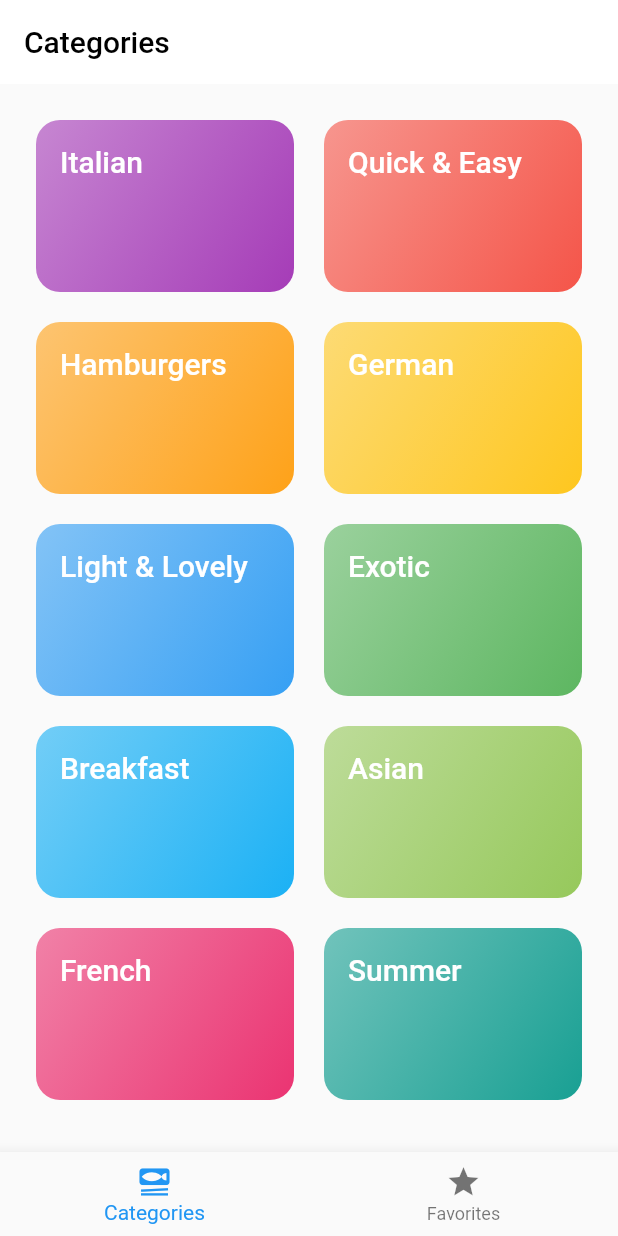
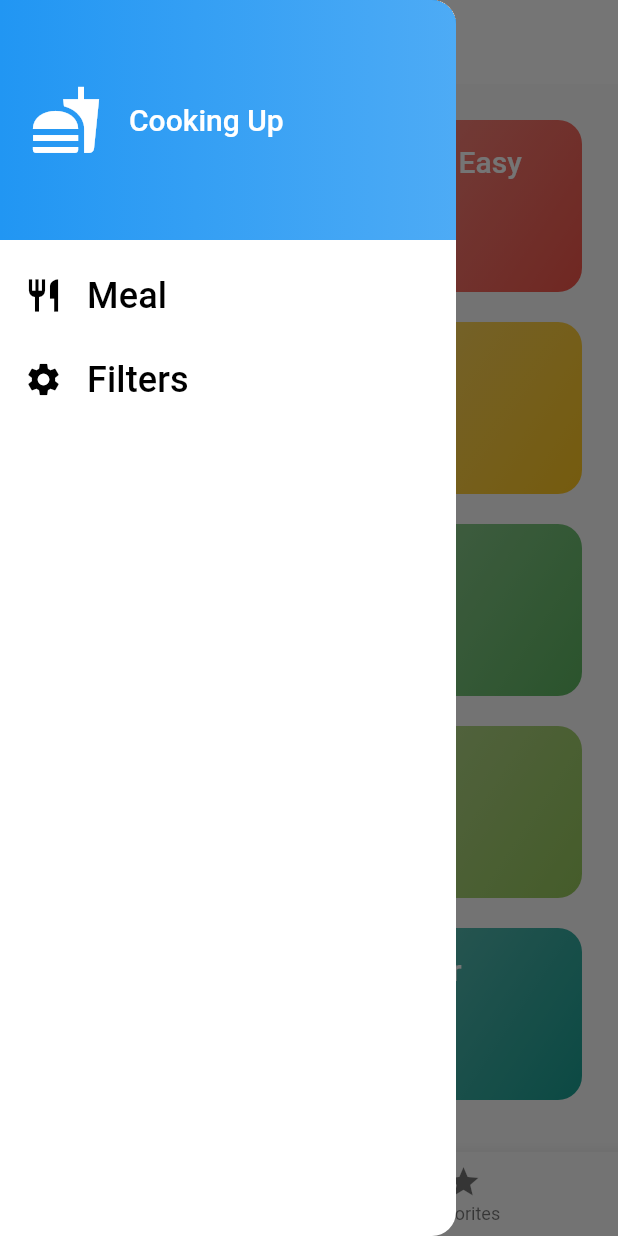
Before and after one commit to MoosaZK/meals_app, a Flutter app: the screen it shows after launch, with the side drawer open (before the commit the screen has no drawer), on a phone screen of 412 x 824 dp. Run offline on Flutter 3.47's test engine with Material 2 defaults, Android fonts, the phone set to English and light mode, and no system bars; our stand-ins replace google_fonts, transparent_image.

Commit message:
Added Drawer

```diff
--- a/lib/screens/tabs.dart
+++ b/lib/screens/tabs.dart
@@ -2,6 +2,7 @@ import 'package:flutter/material.dart';
 import 'package:meals/models/meal.dart';
 import 'package:meals/screens/categories.dart';
 import 'package:meals/screens/meals.dart';
+import 'package:meals/widgets/main_drawer.dart';
 
 class TabsScreen extends StatefulWidget {
   const TabsScreen({super.key});
@@ -21,6 +22,11 @@ class _TabsScreenState extends State<TabsScreen> {
   }
 
   final List<Meal> _favorites = [];
+  void _showInfoMessage(String message) {
+    ScaffoldMessenger.of(context).clearSnackBars();
+    ScaffoldMessenger.of(context)
+        .showSnackBar(SnackBar(content: Text(message)));
+  }
 
   void _toggleMealFavorites(Meal meal) {
     final existingMeal = _favorites.contains(meal);
@@ -28,10 +34,19 @@ class _TabsScreenState extends State<TabsScreen> {
       setState(() {
         _favorites.remove(meal);
       });
+      _showInfoMessage('Meal is no longer a favorite');
     } else {
       setState(() {
         _favorites.add(meal);
       });
+      _showInfoMessage('Marked as a favorite');
+    }
+  }
+
+  void _setScreen(String identifier) {
+    if (identifier == "Filters") {
+    } else {
+      Navigator.of(context).pop();
     }
   }
 
@@ -48,9 +63,13 @@ class _TabsScreenState extends State<TabsScreen> {
       );
       activePageTitle = 'Favorites';
     }
+
     return Scaffold(
       appBar: AppBar(
         title: Text(activePageTitle),
+      ),
+      drawer: MainDrawer(
+        onSelectScreen: _setScreen,
       ),
       body: activePage,
       bottomNavigationBar: BottomNavigationBar(
--- /dev/null
+++ b/lib/widgets/main_drawer.dart
@@ -0,0 +1,70 @@
+import 'package:flutter/material.dart';
+
+class MainDrawer extends StatelessWidget {
+  const MainDrawer({super.key, required this.onSelectScreen});
+  final void Function(String identifer) onSelectScreen;
+  @override
+  Widget build(BuildContext context) {
+    return Drawer(
+      child: Column(children: [
+        DrawerHeader(
+          padding: const EdgeInsets.all(20),
+          decoration: BoxDecoration(
+            gradient: LinearGradient(
+              colors: [
+                Theme.of(context).colorScheme.primaryContainer,
+                Theme.of(context).colorScheme.primaryContainer.withOpacity(0.8),
+              ],
+            ),
+          ),
+          child: Row(
+            children: [
+              const Icon(
+                Icons.fastfood,
+                size: 48,
+                color: Colors.white,
+              ),
+              const SizedBox(
+                width: 18,
+              ),
+              Text(
+                'Cooking Up',
+                style: Theme.of(context).textTheme.titleLarge!.copyWith(
+                      color: Colors.white,
+                    ),
+              )
+            ],
+          ),
+        ),
+        ListTile(
+          leading: const Icon(
+            Icons.restaurant,
+            size: 26,
+          ),
+          title: Text(
+            'Meal',
+            style:
+                Theme.of(context).textTheme.titleSmall!.copyWith(fontSize: 24),
+          ),
+          onTap: () {
+            onSelectScreen('Meals');
+          },
+        ),
+        ListTile(
+          leading: const Icon(
+            Icons.settings,
+            size: 26,
+          ),
+          title: Text(
+            'Filters',
+            style:
+                Theme.of(context).textTheme.titleSmall!.copyWith(fontSize: 24),
+          ),
+          onTap: () {
+            onSelectScreen('Filters');
+          },
+        ),
+      ]),
+    );
+  }
+}
```
